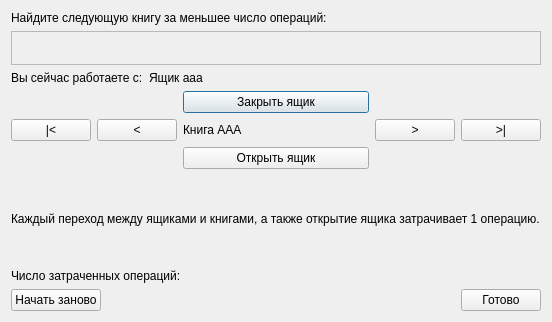
Old version of the form checktestdialog.ui in the repository dralex/boxes-diagnostics.
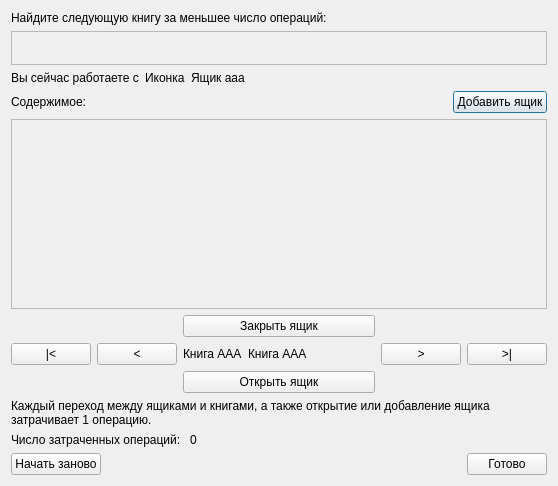
New version of the form. Icons and pictures are not drawn.

```diff
--- a/checktestdialog.ui
+++ b/checktestdialog.ui
@@ -6,8 +6,8 @@
    <rect>
     <x>0</x>
     <y>0</y>
-    <width>552</width>
-    <height>322</height>
+    <width>558</width>
+    <height>486</height>
    </rect>
   </property>
   <property name="windowTitle">
@@ -37,7 +37,7 @@
       <enum>QFrame::Raised</enum>
      </property>
      <layout class="QGridLayout" name="gridLayout">
-      <item row="0" column="0">
+      <item row="1" column="0">
        <widget class="QLabel" name="bookLabel">
         <property name="text">
          <string/>
@@ -55,7 +55,20 @@
      <item>
       <widget class="QLabel" name="currentBoxLabelText">
        <property name="text">
-        <string>Вы сейчас работаете с:</string>
+        <string>Вы сейчас работаете с</string>
+       </property>
+      </widget>
+     </item>
+     <item>
+      <widget class="QLabel" name="currentBoxIcon">
+       <property name="sizePolicy">
+        <sizepolicy hsizetype="Preferred" vsizetype="Expanding">
+         <horstretch>0</horstretch>
+         <verstretch>0</verstretch>
+        </sizepolicy>
+       </property>
+       <property name="text">
+        <string>Иконка</string>
        </property>
       </widget>
      </item>
@@ -78,6 +91,56 @@
     </layout>
    </item>
    <item row="3" column="0">
+    <layout class="QHBoxLayout" name="horizontalLayout_5">
+     <item>
+      <widget class="QLabel" name="label">
+       <property name="text">
+        <string>Содержимое:</string>
+       </property>
+      </widget>
+     </item>
+     <item>
+      <spacer name="horizontalSpacer_2">
+       <property name="orientation">
+        <enum>Qt::Horizontal</enum>
+       </property>
+       <property name="sizeHint" stdset="0">
+        <size>
+         <width>40</width>
+         <height>20</height>
+        </size>
+       </property>
+      </spacer>
+     </item>
+     <item>
+      <widget class="QPushButton" name="addBoxButton">
+       <property name="text">
+        <string>Добавить ящик</string>
+       </property>
+      </widget>
+     </item>
+    </layout>
+   </item>
+   <item row="4" column="0">
+    <widget class="QListView" name="bookView">
+     <property name="enabled">
+      <bool>false</bool>
+     </property>
+     <property name="editTriggers">
+      <set>QAbstractItemView::NoEditTriggers</set>
+     </property>
+     <property name="selectionMode">
+      <enum>QAbstractItemView::SingleSelection</enum>
+     </property>
+     <property name="selectionBehavior">
+      <enum>QAbstractItemView::SelectRows</enum>
+     </property>
+     <property name="resizeMode">
+      <enum>QListView::Adjust</enum>
+     </property>
+    </widget>
+   </item>
+   <item row="5" column="0">
     <layout class="QGridLayout" name="gridLayout_2">
      <item row="0" column="1">
       <widget class="QPushButton" name="closeButton">
@@ -105,20 +168,40 @@
       </layout>
      </item>
      <item row="1" column="1">
-      <widget class="QLabel" name="currentLabel">
-       <property name="sizePolicy">
-        <sizepolicy hsizetype="Expanding" vsizetype="Preferred">
-         <horstretch>0</horstretch>
-         <verstretch>0</verstretch>
-        </sizepolicy>
-       </property>
-       <property name="text">
-        <string>Книга ААА</string>
-       </property>
-       <property name="wordWrap">
-        <bool>true</bool>
-       </property>
-      </widget>
+      <layout class="QHBoxLayout" name="horizontalLayout_7">
+       <item>
+        <widget class="QLabel" name="currentIcon">
+         <property name="sizePolicy">
+          <sizepolicy hsizetype="Preferred" vsizetype="Expanding">
+           <horstretch>0</horstretch>
+           <verstretch>0</verstretch>
+          </sizepolicy>
+         </property>
+         <property name="text">
+          <string>Книга ААА</string>
+         </property>
+         <property name="wordWrap">
+          <bool>true</bool>
+         </property>
+        </widget>
+       </item>
+       <item>
+        <widget class="QLabel" name="currentLabel">
+         <property name="sizePolicy">
+          <sizepolicy hsizetype="Expanding" vsizetype="Preferred">
+           <horstretch>0</horstretch>
+           <verstretch>0</verstretch>
+          </sizepolicy>
+         </property>
+         <property name="text">
+          <string>Книга ААА</string>
+         </property>
+         <property name="wordWrap">
+          <bool>true</bool>
+         </property>
+        </widget>
+       </item>
+      </layout>
      </item>
      <item row="1" column="2">
       <layout class="QHBoxLayout" name="horizontalLayout_4">
@@ -147,7 +230,7 @@
      </item>
     </layout>
    </item>
-   <item row="4" column="0">
+   <item row="6" column="0">
     <widget class="QLabel" name="operationLabel_3">
      <property name="sizePolicy">
       <sizepolicy hsizetype="Preferred" vsizetype="Expanding">
@@ -156,21 +239,38 @@
       </sizepolicy>
      </property>
      <property name="text">
-      <string>Каждый переход между ящиками и книгами, а также открытие ящика затрачивает 1 операцию.</string>
+      <string>Каждый переход между ящиками и книгами, а также открытие или добавление ящика затрачивает 1 операцию.</string>
      </property>
      <property name="wordWrap">
       <bool>true</bool>
      </property>
     </widget>
    </item>
-   <item row="5" column="0">
-    <widget class="QLabel" name="operationsLabel">
-     <property name="text">
-      <string>Число затраченных операций: </string>
-     </property>
-    </widget>
+   <item row="7" column="0">
+    <layout class="QHBoxLayout" name="horizontalLayout_6">
+     <item>
+      <widget class="QLabel" name="operationsLabel">
+       <property name="text">
+        <string>Число затраченных операций: </string>
+       </property>
+      </widget>
+     </item>
+     <item>
+      <widget class="QLabel" name="operationsCountLabel">
+       <property name="sizePolicy">
+        <sizepolicy hsizetype="Expanding" vsizetype="Preferred">
+         <horstretch>0</horstretch>
+         <verstretch>0</verstretch>
+        </sizepolicy>
+       </property>
+       <property name="text">
+        <string>0</string>
+       </property>
+      </widget>
+     </item>
+    </layout>
    </item>
-   <item row="6" column="0">
+   <item row="8" column="0">
     <layout class="QHBoxLayout" name="horizontalLayout">
      <item>
       <widget class="QPushButton" name="againButton">
```
Left out of the diff: 57 changed lines with no effect on the pictures.
